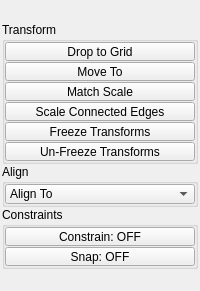
The window that tentacle/ui/transform.ui (m3trik/tentacle) describes before a commit, drawn with Qt 5.
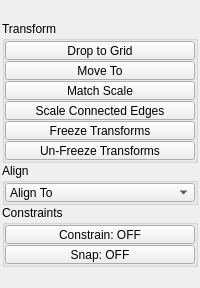
The same window after the commit. Custom widgets are drawn as their Qt base class.

```diff
--- a/tentacle/ui/transform.ui
+++ b/tentacle/ui/transform.ui
@@ -55,7 +55,7 @@
         <property name="minimumSize">
          <size>
           <width>0</width>
-          <height>20</height>
+          <height>19</height>
          </size>
         </property>
         <property name="font">
@@ -398,13 +398,13 @@
            <property name="minimumSize">
             <size>
              <width>0</width>
-             <height>20</height>
+             <height>19</height>
             </size>
            </property>
            <property name="maximumSize">
             <size>
              <width>16777215</width>
-             <height>20</height>
+             <height>19</height>
             </size>
            </property>
            <property name="toolTip">
@@ -566,13 +566,13 @@
         <property name="minimumSize">
          <size>
           <width>0</width>
-          <height>20</height>
+          <height>19</height>
          </size>
         </property>
         <property name="maximumSize">
          <size>
           <width>16777215</width>
-          <height>20</height>
+          <height>19</height>
          </size>
         </property>
        </widget>
```
